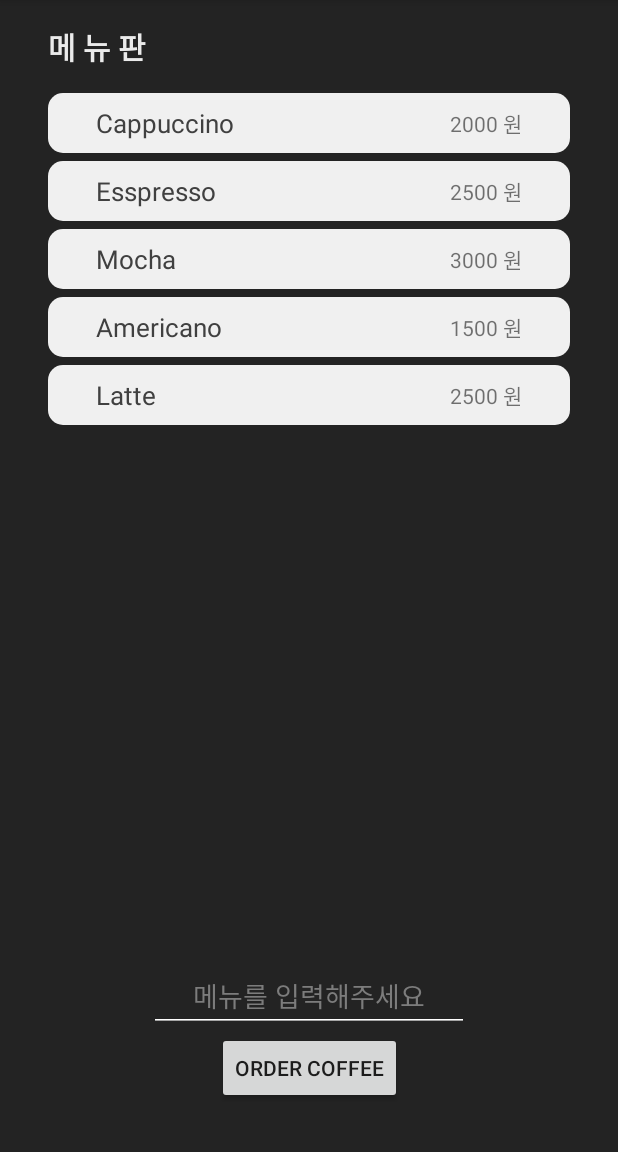
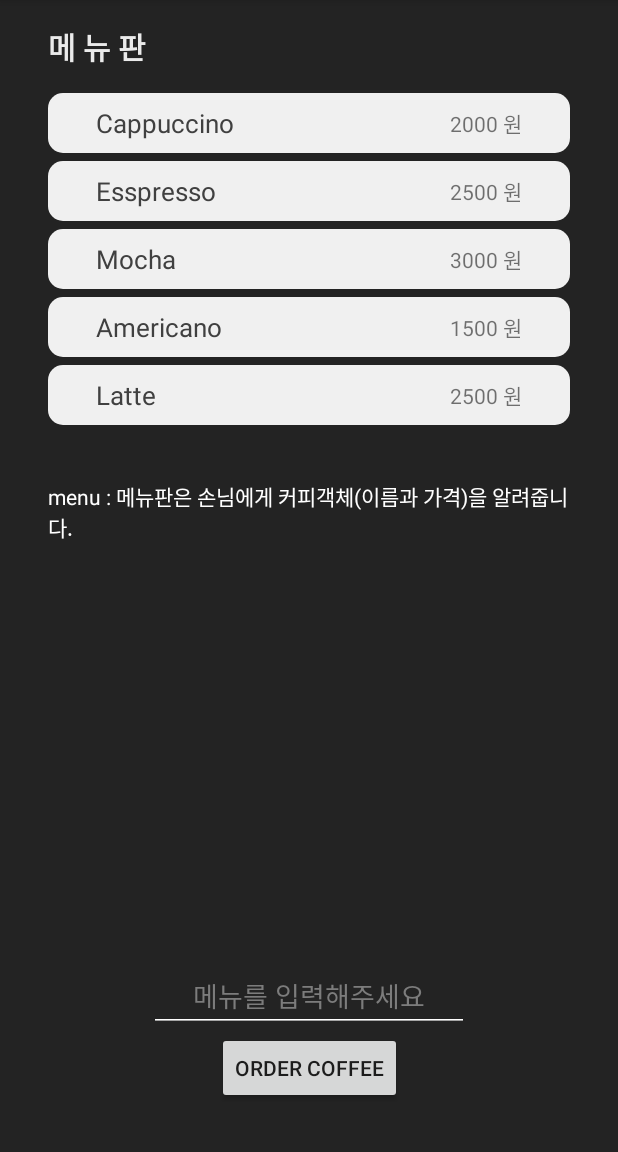
Before and after one commit to Yapp-17th/Study_DesignPattern, an Android app: the screen it shows after launch (MainActivity), after a tap on "ORDER COFFEE", on a phone screen of 412 x 824 dp, the part 84-1236 px from its top. Run offline under Robolectric (Android 15) with nearby library versions, the phone set to English and light mode, and no system bars.

Commit message:
add TextView for showing the process

```diff
--- a/kimhyebeen/Mission01/CafeSystem/app/src/main/java/com/khb/cafesystem/Customer.kt
+++ b/kimhyebeen/Mission01/CafeSystem/app/src/main/java/com/khb/cafesystem/Customer.kt
@@ -2,18 +2,21 @@ package com.khb.cafesystem
 
 import com.khb.cafesystem.items.Coffee
 
-class Customer(customerName: String) {
+class Customer(customerName: String, addProcessText: (String) -> Unit) {
     private var customerName = customerName
     private val menu = Menu
+    private val addProcessText = addProcessText
     private val barista = Barista
 
     fun order(menuName: String): Coffee? {
-        menu.choose(menuName)?.let {
-            return barista.makeCoffee(it)
+        menu.choose(menuName, addProcessText)?.let {
+            addProcessText("customer : 손님은 메뉴판으로부터 ${menuName}이라는 커피객체(이름, 가격)을 받아 바리스타에게 알려줍니다.\n")
+            return barista.makeCoffee(it, addProcessText)
         } ?: return null
     }
 
     fun giveMoney(money: Int) {
-        barista.recieveMoney(money);
+        addProcessText("customer : 손님이 바리스타에게 돈을 줬습니다.\n")
+        barista.recieveMoney(money, addProcessText);
     }
 }
--- a/kimhyebeen/Mission01/CafeSystem/app/src/main/java/com/khb/cafesystem/MainActivity.kt
+++ b/kimhyebeen/Mission01/CafeSystem/app/src/main/java/com/khb/cafesystem/MainActivity.kt
@@ -1,16 +1,18 @@
 package com.khb.cafesystem
 
+import android.graphics.Color
 import androidx.appcompat.app.AppCompatActivity
 import android.os.Bundle
+import android.widget.TextView
 import android.widget.Toast
 import androidx.recyclerview.widget.LinearLayoutManager
-import com.khb.cafesystem.items.Coffee
 import kotlinx.android.synthetic.main.activity_main.*
 
 class MainActivity : AppCompatActivity() {
     private var menuAdapter = MenuAdapter()
     private var menu = Menu
-    private var customer = Customer("khb")
+    private lateinit var customer: Customer
+    private lateinit var addProcessText: (String) -> Unit
 
     override fun onCreate(savedInstanceState: Bundle?) {
         super.onCreate(savedInstanceState)
@@ -27,6 +29,16 @@ class MainActivity : AppCompatActivity() {
             }
         }
 
+        addProcessText = { str ->
+            TextView(this).let {
+                it.text = str
+                it.setTextColor(Color.parseColor("#ffffff"))
+                processLinearLayout.addView(it)
+            }
+        }
+
+        customer = Customer("khb", addProcessText)
+
         orderButton.setOnClickListener {
             getCoffee()
             menuNameEditText.setText("")
@@ -35,8 +47,8 @@ class MainActivity : AppCompatActivity() {
 
     private fun getCoffee() {
         customer.order(menuNameEditText.text.toString())?.let { coffee ->
+            addProcessText("customer : 바리스타로부터 커피를 받았습니다\n")
             customer.giveMoney(coffee.getCost())
-            makeToast("${coffee.getCost()}원을 주고 ${coffee.getName()}을 받았습니다")
         } ?: makeToast("그런 메뉴는 없어요")
     }
 
--- a/kimhyebeen/Mission01/CafeSystem/app/src/main/java/com/khb/cafesystem/Menu.kt
+++ b/kimhyebeen/Mission01/CafeSystem/app/src/main/java/com/khb/cafesystem/Menu.kt
@@ -19,7 +19,8 @@ object Menu {
         items.map { this.items?.put(it.getMenuName(), it) }
     }
 
-    fun choose(menuName: String): MenuItem? {
+    fun choose(menuName: String, addProcessText: (String) -> Unit): MenuItem? {
+        addProcessText("menu : 메뉴판은 손님에게 커피객체(이름과 가격)을 알려줍니다.\n")
         return this.items?.get(menuName.toLowerCase())
     }
 
--- a/kimhyebeen/Mission01/CafeSystem/app/src/main/res/layout/activity_main.xml
+++ b/kimhyebeen/Mission01/CafeSystem/app/src/main/res/layout/activity_main.xml
@@ -22,13 +22,11 @@
 
     <androidx.recyclerview.widget.RecyclerView
         android:id="@+id/menuRecyclerView"
-        android:layout_width="match_parent"
-        android:layout_height="0dp"
+        android:layout_width="0dp"
+        android:layout_height="wrap_content"
         android:layout_marginStart="32dp"
         android:layout_marginTop="16dp"
         android:layout_marginEnd="32dp"
-        android:layout_marginBottom="16dp"
-        app:layout_constraintBottom_toTopOf="@+id/menuNameEditText"
         app:layout_constraintEnd_toEndOf="parent"
         app:layout_constraintStart_toStartOf="parent"
         app:layout_constraintTop_toBottomOf="@+id/textView4" />
@@ -57,4 +55,23 @@
         app:layout_constraintBottom_toBottomOf="parent"
         app:layout_constraintEnd_toEndOf="parent"
         app:layout_constraintStart_toStartOf="parent" />
+
+    <ScrollView
+        android:layout_width="0dp"
+        android:layout_height="0dp"
+        android:layout_marginStart="32dp"
+        android:layout_marginTop="32dp"
+        android:layout_marginEnd="32dp"
+        android:layout_marginBottom="16dp"
+        app:layout_constraintBottom_toTopOf="@+id/menuNameEditText"
+        app:layout_constraintEnd_toEndOf="parent"
+        app:layout_constraintStart_toStartOf="parent"
+        app:layout_constraintTop_toBottomOf="@+id/menuRecyclerView">
+
+        <LinearLayout
+            android:id="@+id/processLinearLayout"
+            android:layout_width="match_parent"
+            android:layout_height="wrap_content"
+            android:orientation="vertical" />
+    </ScrollView>
 </androidx.constraintlayout.widget.ConstraintLayout>
```
Also changed, not shown: kimhyebeen/Mission01/CafeSystem/app/src/main/java/com/khb/cafesystem/Barista.kt (+7 -2 lines).
